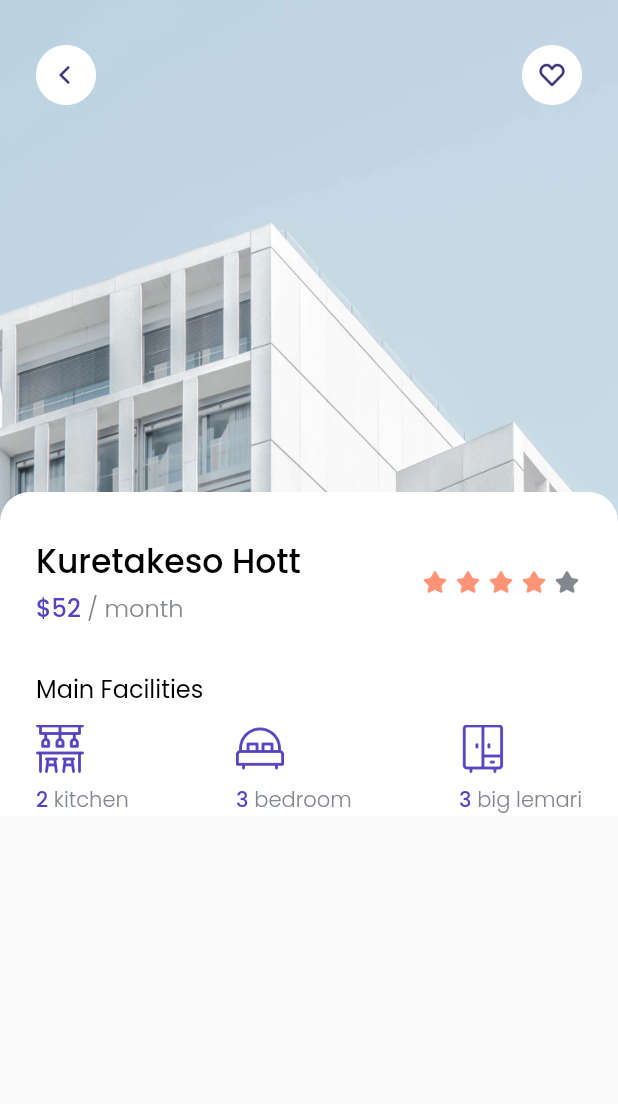
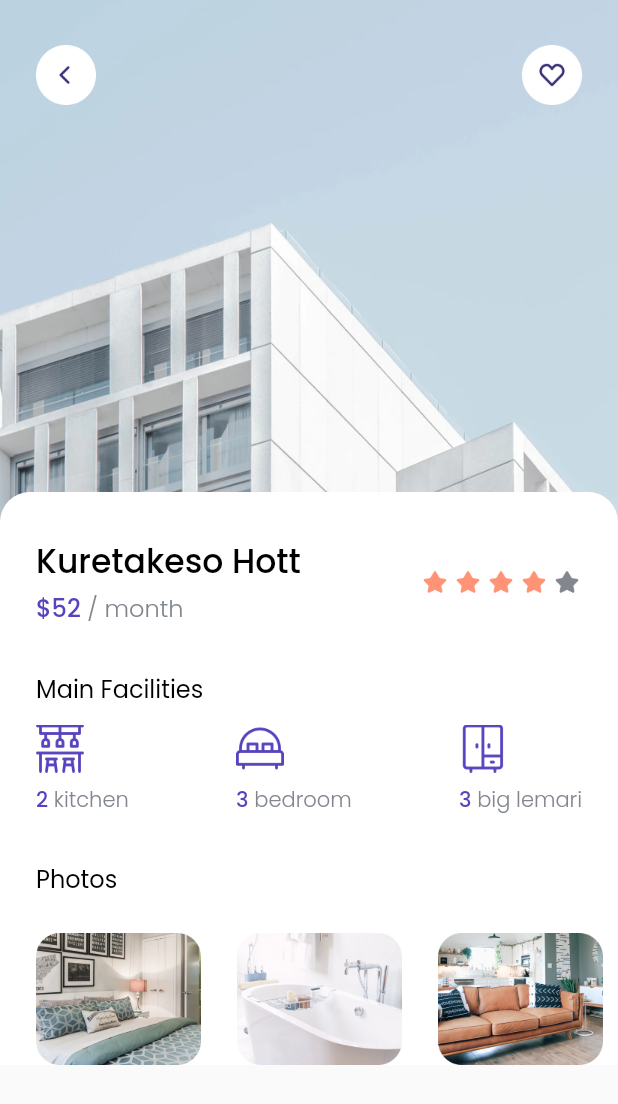
Before and after one commit to ahmadm712/Cozy-House-Finder, a Flutter app: the DetailPage screen opened by its route, on a phone screen of 412 x 824 dp. Shown: the top 1104 px of the screen. Run offline on Flutter 3.47's test engine with Material 2 defaults, Android fonts, the light colour scheme and no system bars; our stand-ins replace google_fonts.

Commit message:
cozy 19 detail 4

```diff
--- a/lib/pages/detail_page.dart
+++ b/lib/pages/detail_page.dart
@@ -116,7 +116,70 @@ class DetailPage extends StatelessWidget {
                           style: regularTextStyle.copyWith(fontSize: 16),
                         ),
                       ),
-                      Padding(
+                      listFacility(),
+                      const SizedBox(
+                        height: 30,
+                      ),
+                      // * Note : Photo
+                      Container(
+                        margin: const EdgeInsets.only(bottom: 12),
+                        padding: EdgeInsets.only(left: edge),
+                        child: Text(
+                          'Photos ',
+                          style: regularTextStyle.copyWith(fontSize: 16),
+                        ),
+                      ),
+                      const SizedBox(
+                        height: 12,
+                      ),
+                      Container(
+                        height: 88,
+                        child: ListView(
+                          scrollDirection: Axis.horizontal,
+                          children: [
+                            SizedBox(
+                              width: edge,
+                            ),
+                            Image.asset(
+                              'assets/photo1.png',
+                              width: 110,
+                              height: 88,
+                              fit: BoxFit.cover,
+                            ),
+                            SizedBox(
+                              width: edge,
+                            ),
+                            Image.asset(
+                              'assets/photo2.png',
+                              width: 110,
+                              height: 88,
+                              fit: BoxFit.cover,
+                            ),
+                            SizedBox(
+                              width: edge,
+                            ),
+                            Image.asset(
+                              'assets/photo3.png',
+                              width: 110,
+                              height: 88,
+                              fit: BoxFit.cover,
+                            ),
+                          ],
+                        ),
+                      )
+                    ],
+                  ),
+                ),
+              ],
+            )
+          ],
+        ),
+      ),
+    );
+  }
+
+  Padding listFacility() {
+    return Padding(
       padding: EdgeInsets.symmetric(horizontal: edge),
       child: Row(
         mainAxisAlignment: MainAxisAlignment.spaceBetween,
@@ -143,15 +206,6 @@ class DetailPage extends StatelessWidget {
             ),
           ),
         ],
-                        ),
-                      ),
-                    ],
-                  ),
-                ),
-              ],
-            )
-          ],
-        ),
       ),
     );
   }
```
Lines whose indentation alone changed are shown as unchanged.
